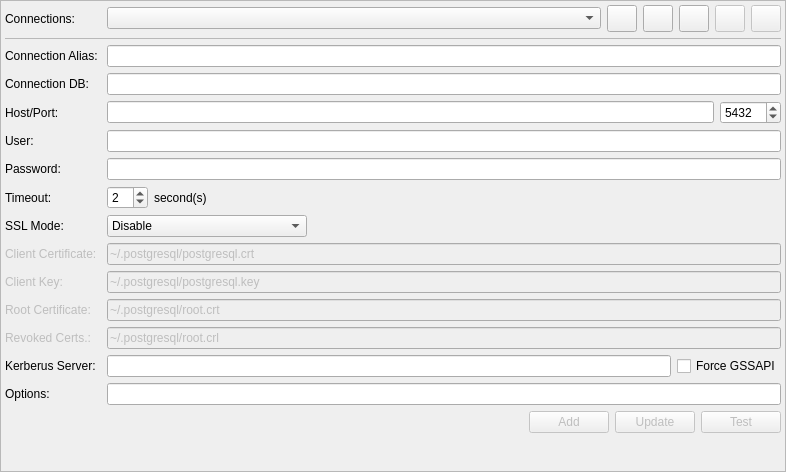
First picture: the form in libpgmodeler_ui/ui/connectionsconfigwidget.ui, repository pgmodeler/pgmodeler, before the edit.
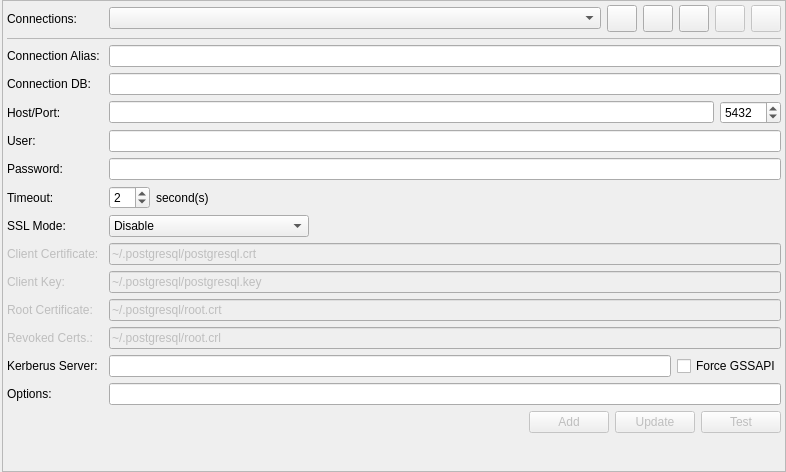
Second picture: the form after the edit. Icons and pictures are not drawn.

```diff
--- a/libpgmodeler_ui/ui/connectionsconfigwidget.ui
+++ b/libpgmodeler_ui/ui/connectionsconfigwidget.ui
@@ -15,7 +15,7 @@
   </property>
   <layout class="QGridLayout" name="gridLayout_2">
    <property name="leftMargin">
-    <number>0</number>
+    <number>2</number>
    </property>
    <property name="topMargin">
     <number>0</number>
```
